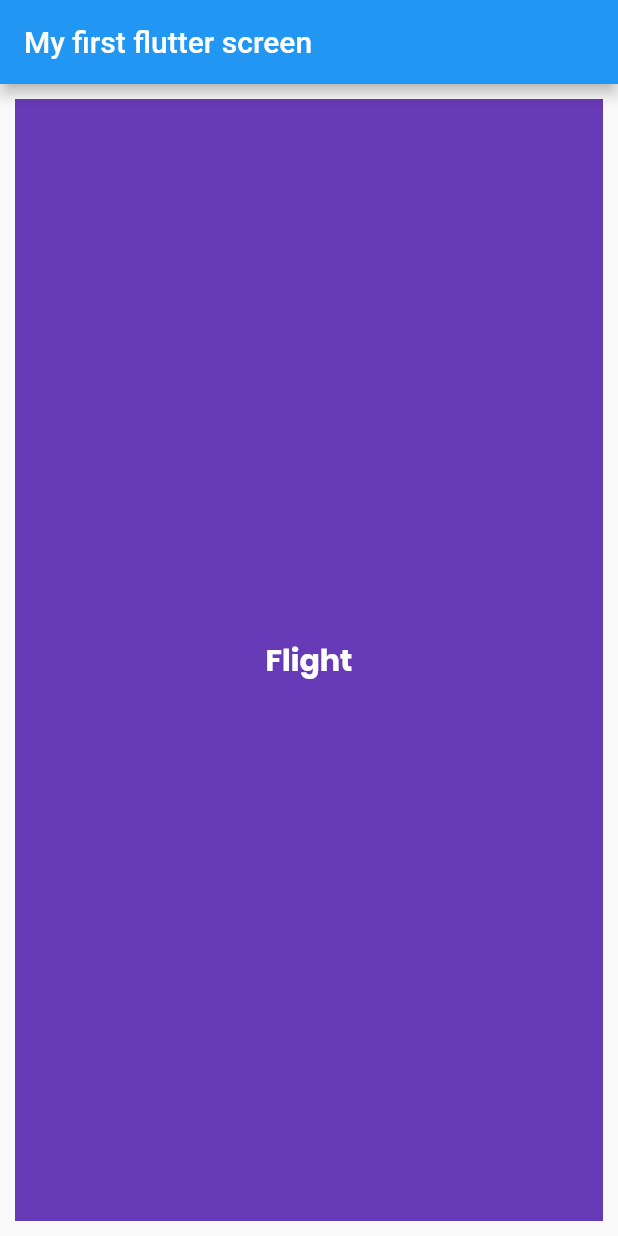
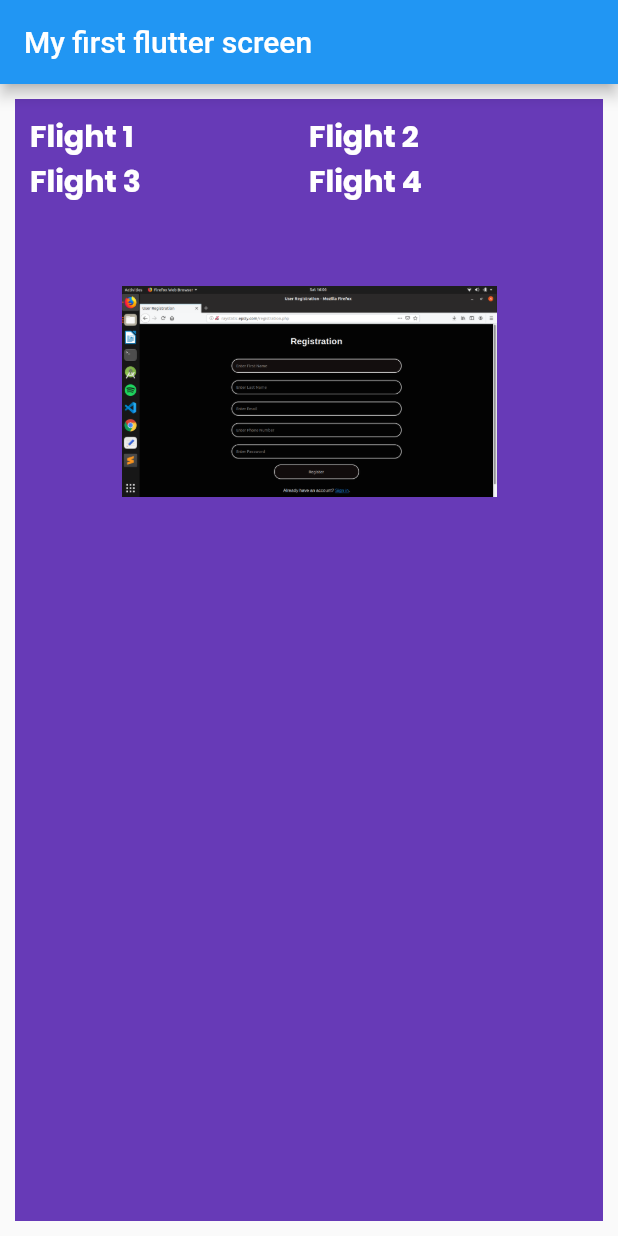
Before and after one commit to raystatic/First_flutter_app, a Flutter app: the screen it shows after launch, on a phone screen of 412 x 824 dp. Run offline on Flutter 3.47's test engine with Material 2 defaults, Android fonts, the phone set to English and light mode, and no system bars.

Commit message:
image asset added

```diff
--- a/lib/app_screens/home.dart
+++ b/lib/app_screens/home.dart
@@ -13,13 +13,63 @@ class Home extends StatelessWidget{
 //        height: 100.0,
         margin: EdgeInsets.all(10.0), //provide margin
         padding: EdgeInsets.all(10.0), // provide padding
-        child: Text(
-            "Flight",
-            textDirection: TextDirection.ltr,
-            style: TextStyle(color: Colors.white, fontSize: 20.0, fontFamily: 'Poppins', fontWeight: FontWeight.w700)
-        ),
+        child: Column(
+          children: <Widget>[
+            Row(
+              children: <Widget>[
+                Expanded(
+                    child: Text(
+                        "Flight 1",
+                        textDirection: TextDirection.ltr,
+                        style: TextStyle(color: Colors.white, fontSize: 20.0, fontFamily: 'Poppins', fontWeight: FontWeight.w700)
+                    )
+                ),
+
+                Expanded(
+                    child: Text(
+                        "Flight 2",
+                        textDirection: TextDirection.ltr,
+                        style: TextStyle(color: Colors.white, fontSize: 20.0, fontFamily: 'Poppins', fontWeight: FontWeight.w700)
+                    )
+                )
+              ],
+            ),
+            Row(
+              children: <Widget>[
+                Expanded(
+                    child: Text(
+                        "Flight 3",
+                        textDirection: TextDirection.ltr,
+                        style: TextStyle(color: Colors.white, fontSize: 20.0, fontFamily: 'Poppins', fontWeight: FontWeight.w700)
+                    )
+                ),
+
+                Expanded(
+                    child: Text(
+                        "Flight 4",
+                        textDirection: TextDirection.ltr,
+                        style: TextStyle(color: Colors.white, fontSize: 20.0, fontFamily: 'Poppins', fontWeight: FontWeight.w700)
+                    )
+                )
+              ],
+            ),
+            ImageAsset()
+          ],
+        )
+
       ),
     );
   }
 
 }
+
+
+class ImageAsset extends StatelessWidget{
+  @override
+  Widget build(BuildContext context) {
+    // TODO: implement build
+    AssetImage assetImage = AssetImage("images/abc.png");
+    Image image = Image(image: assetImage, width: 250.0, height: 250.0);
+    return Container(child: image);
+  }
+}
--- a/pubspec.yaml
+++ b/pubspec.yaml
@@ -41,9 +41,8 @@ flutter:
   uses-material-design: true
 
   # To add assets to your application, add an assets section, like this:
-  # assets:
-  #  - images/a_dot_burr.jpeg
-  #  - images/a_dot_ham.jpeg
+  assets:
+    - images/abc.png
 
   # An image asset can refer to one or more resolution-specific "variants", see
   # https://flutter.dev/assets-and-images/#resolution-aware.
```
Also changed, not shown: images/abc.png (added).
